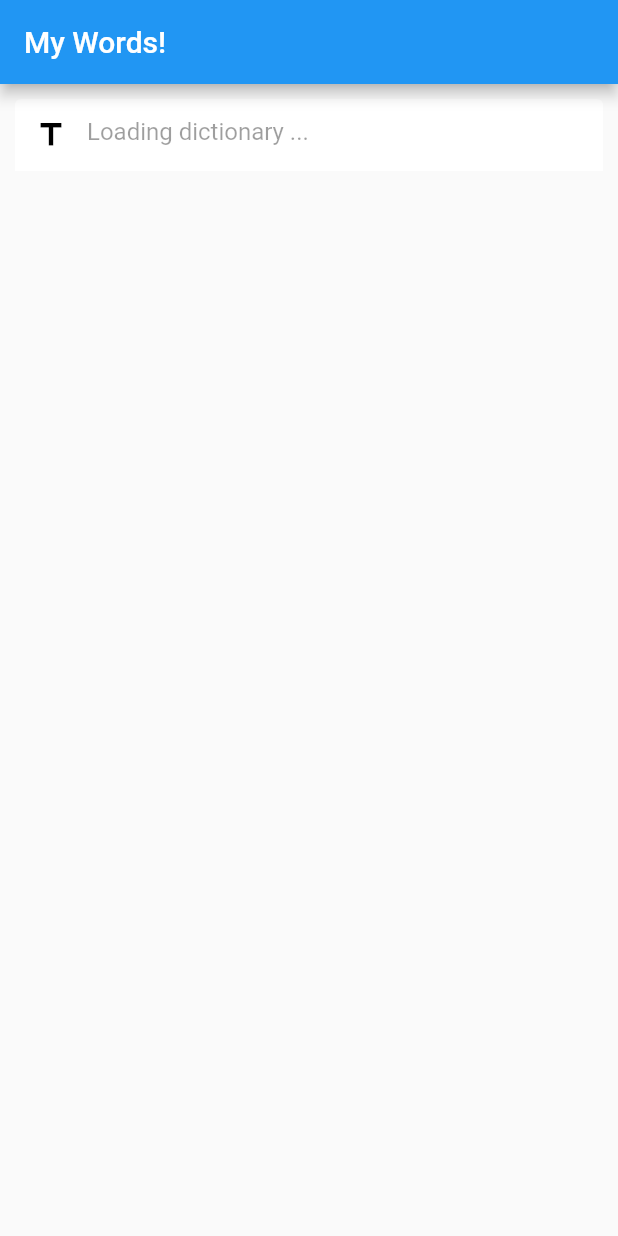
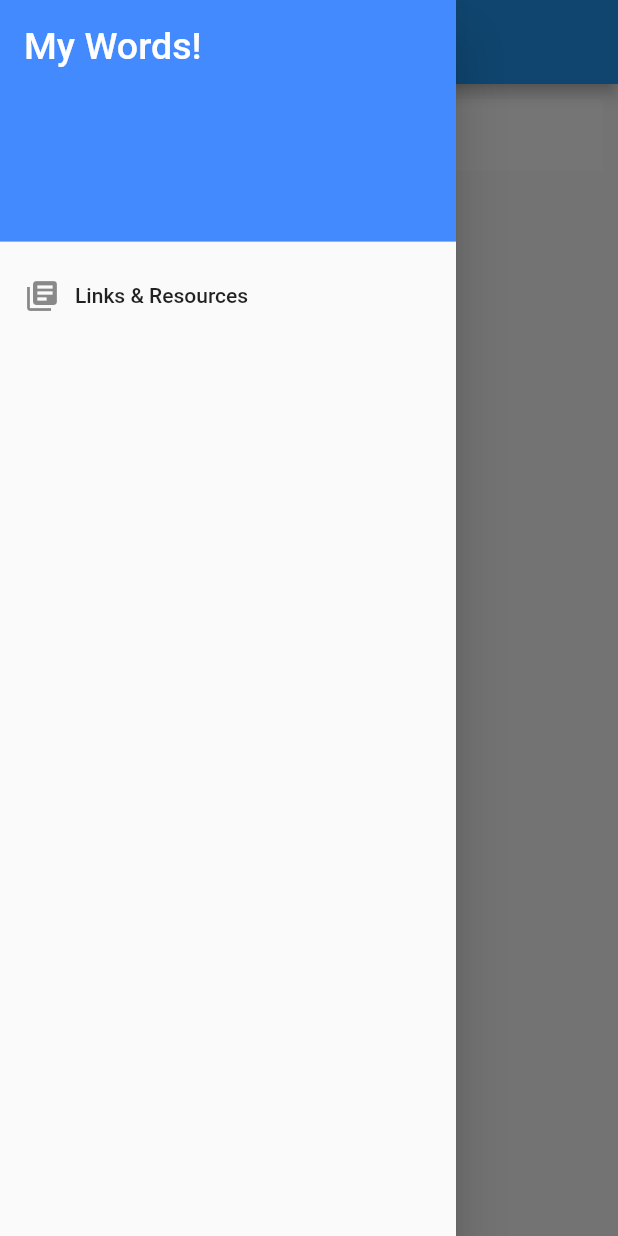
Before and after one commit to Move37-Team/mywords, a Flutter app: the screen it shows after launch, with the side drawer open (before the commit the screen has no drawer), on a phone screen of 412 x 824 dp. Run offline on Flutter 3.47's test engine with Material 2 defaults, Android fonts, the light colour scheme and no system bars; drawn by our look-alikes of pull_to_refresh; our stand-ins replace flutter_slidable, flutter_svg, fluttertoast, sqflite, tuple; missing offline and left inert: jdenticon_dart, mutex; accounts and stored records are empty; Roboto replaces fonts that are missing (WorkSansLight).

Commit message:
:sparkles: links and resources in drawer

```diff
--- a/lib/main.dart
+++ b/lib/main.dart
@@ -8,6 +8,7 @@ import 'package:mywords/components/wordTIle.dart';
 import 'package:pull_to_refresh/pull_to_refresh.dart';
 import 'components/debounce.dart';
 import 'components/dictionary.dart';
+import 'package:url_launcher/url_launcher.dart';
 
 void main() async {
   runApp(MyApp());
@@ -194,6 +195,54 @@ class _MyHomePageState extends State<MyHomePage> with SingleTickerProviderStateM
             ],
           )
       ),
+      drawer: Drawer(
+        child: ListView(
+          // Important: Remove any padding from the ListView.
+          padding: EdgeInsets.zero,
+          children: <Widget>[
+            DrawerHeader(
+              child: Text('My Words!',
+                style: TextStyle(
+                  color: Colors.white,
+                  fontSize: 25,
+                  fontFamily: "WorkSansLight"
+                ) ,
+              ),
+              decoration: BoxDecoration(
+                color: Colors.blueAccent,
+              ),
+            ),
+            ListTile(
+              title: Row(
+                mainAxisSize: MainAxisSize.min,
+                children: [
+                  Container(
+                    margin: EdgeInsets.only(right: 10),
+                    child:Icon(Icons.library_books),
+                  ),
+                  Text('Links & Resources')
+                ],
+              ),
+              onTap: () async {
+                const url = 'https://github.com/Move37-Team/mywords';
+                if (await canLaunch(url)) {
+                  await launch(url);
+                } else {
+                  Fluttertoast.showToast(
+                      msg: "Could not open link",
+                      toastLength: Toast.LENGTH_SHORT,
+                      gravity: ToastGravity.BOTTOM,
+                      timeInSecForIosWeb: 1,
+                      backgroundColor: Colors.redAccent,
+                      textColor: Colors.white,
+                      fontSize: 16.0
+                  );
+                }
+              },
+            ),
+          ],
+        ),
+      ),
     );
   }
 }
--- a/pubspec.yaml
+++ b/pubspec.yaml
@@ -33,6 +33,7 @@ dependencies:
   pull_to_refresh: ^1.5.7
   tuple: ^1.0.3
   mutex: ^1.0.3
+  url_launcher: ^5.0.4
 
 
   # The following adds the Cupertino Icons font to your application.
```
Also changed, not shown: pubspec.lock.
